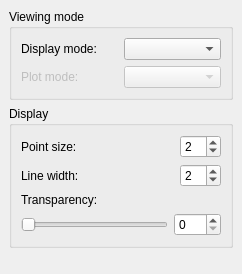
Qt form src/Gui/TaskView/TaskAppearance.ui (berndhahnebach/All_FreeCAD) before a commit.
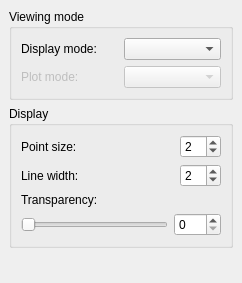
The same form after that commit.

Commit message: + implement TaskAppearance

Patch:
```diff
--- a/src/Gui/TaskView/TaskAppearance.ui
+++ b/src/Gui/TaskView/TaskAppearance.ui
@@ -9,7 +9,7 @@
     <x>0</x>
     <y>0</y>
     <width>242</width>
-    <height>274</height>
+    <height>283</height>
    </rect>
   </property>
   <property name="windowTitle" >
```
Left out of the diff: 35 changed lines with no effect on the pictures. The commit also changes 2 other files.
